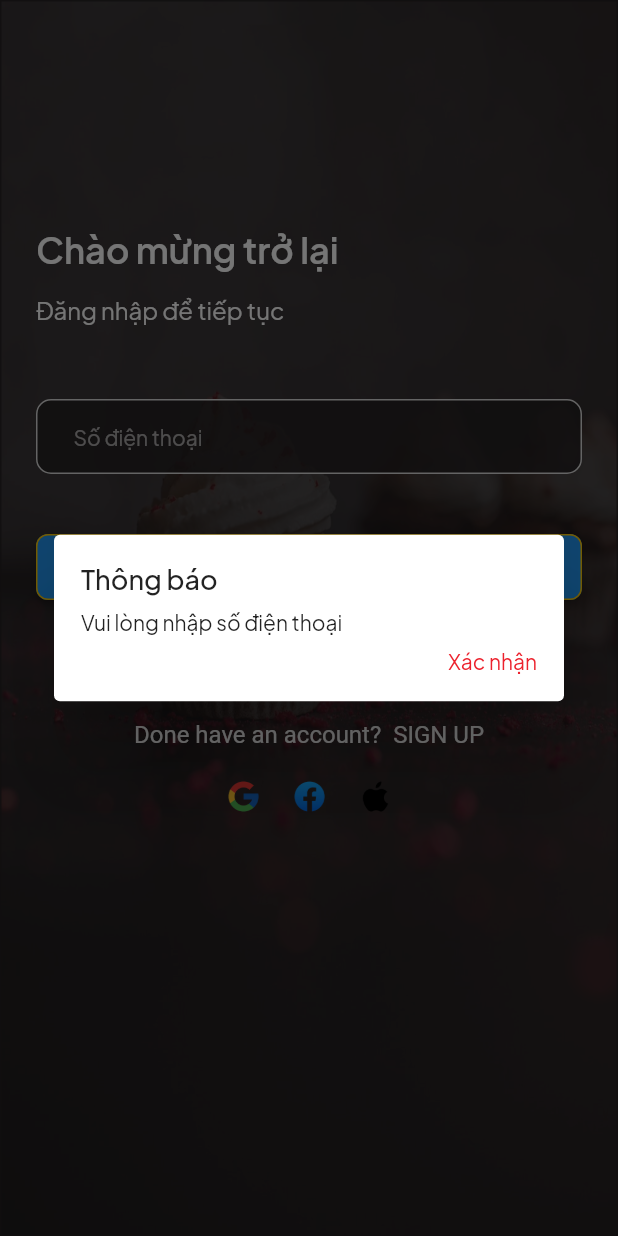
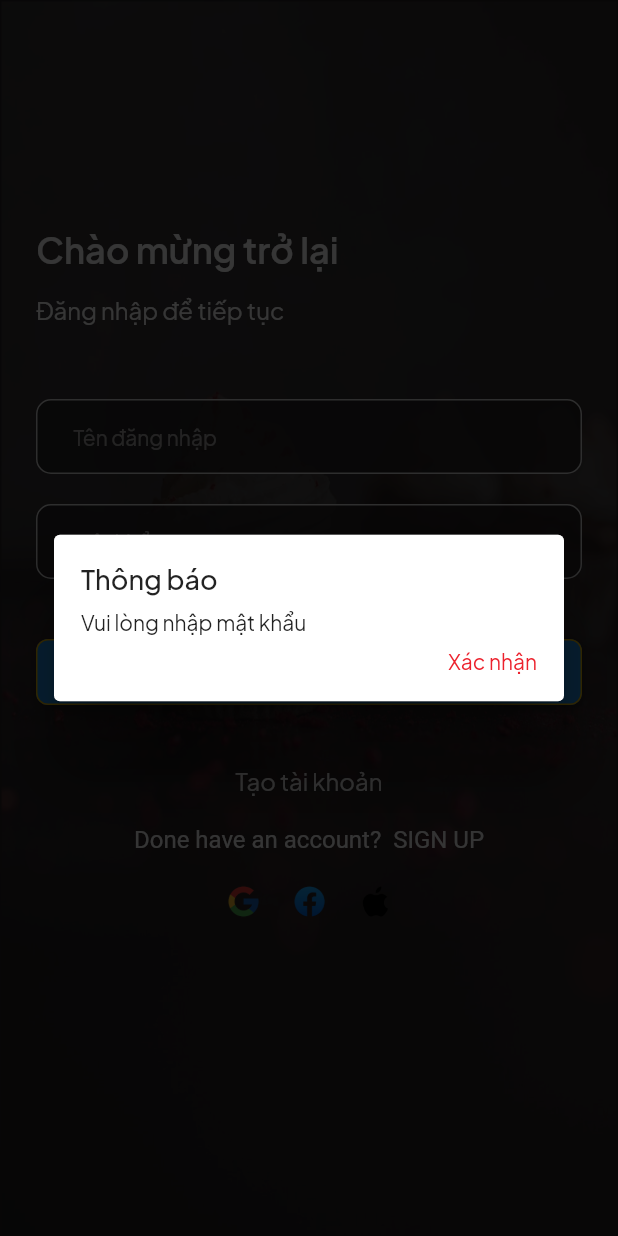
Before and after one commit to tiendvth/shop_cake_project, a Flutter app: the Login screen opened directly, after a tap on "Tiếp tục", on a phone screen of 412 x 824 dp. Run offline on Flutter 3.47's test engine with Material 2 defaults, Android fonts, the phone set to English and light mode, and no system bars; our stand-ins replace bloc, dio, dropdown_button2, easy_localization, equatable, firebase_auth and 12 more; accounts and stored records are empty.

Commit message:
DVT | Ghép api login.

```diff
--- a/shop_cake/lib/main.dart
+++ b/shop_cake/lib/main.dart
@@ -50,7 +50,7 @@ class _MyAppState extends State<MyApp> with MaterialAppMixin, LocalizationMixin,
 
   @override
   Widget get home => AuthConsumer(
-        isAuth: false,
+        isAuth: true,
         home: () => const AppHome(),
         login: () => const Login(
           openLogin: AuthenticationStatus.authenticated,
--- a/shop_cake/lib/src/login/ui/login.dart
+++ b/shop_cake/lib/src/login/ui/login.dart
@@ -1,4 +1,3 @@
-import 'dart:io';
 
 import 'package:common/common.dart';
 import 'package:flutter/material.dart';
@@ -11,7 +10,6 @@ import 'package:shop_cake/src/home_page/ui/home_page.dart';
 import 'package:shop_cake/src/login/bloc/authentication_cubit.dart';
 import 'package:shop_cake/src/login/bloc/login_google_cubit.dart';
 import 'package:shop_cake/src/login/repository/user_repository.dart';
-import 'package:shop_cake/src/login/ui/otp_page.dart';
 import 'package:shop_cake/src/login/ui/register.dart';
 import 'package:shop_cake/utils/utils.dart';
 import 'package:shop_cake/widgets/c_button.dart';
@@ -33,7 +31,8 @@ class Login extends StatefulWidget {
 class _LoginState extends State<Login> {
   final _authenticationCubit = AuthenticationCubit();
   final userRepository = UserRepositoryImpl();
-  final phoneController = TextEditingController();
+  final usernameController = TextEditingController();
+  final passwordController = TextEditingController();
   late bool effectLoading;
 
   @override
@@ -44,7 +43,8 @@ class _LoginState extends State<Login> {
 
   @override
   void dispose() {
-    phoneController.dispose();
+    usernameController.dispose();
+    passwordController.dispose();
     super.dispose();
   }
 
@@ -96,9 +96,19 @@ class _LoginState extends State<Login> {
                     50.spaceHeight,
                     CTextFormField(
                       backgroundColor: FontColor.colorText231F20.withOpacity(0.8),
-                      hintText: 'Số điện thoại',
-                      controller: phoneController,
-                      textInputType: const TextInputType.numberWithOptions(),
+                      hintText: 'Tên đăng nhập',
+                      controller: usernameController,
+                      onComplete: () {
+                        //FocusManager.instance.primaryFocus?.dispose();
+                      },
+                      contentPadding: const EdgeInsets.only(top: 12, bottom: 12, left: 24),
+                    ),
+                    20.spaceHeight,
+                    CTextFormField(
+                      obscureText: true,
+                      backgroundColor: FontColor.colorText231F20.withOpacity(0.8),
+                      hintText: 'Mật khẩu',
+                      controller: passwordController,
                       onComplete: () {
                         //FocusManager.instance.primaryFocus?.dispose();
                       },
@@ -131,26 +141,31 @@ class _LoginState extends State<Login> {
                             checkLoading: effectLoading,
                             onPressed: () async {
                               // _authenticationCubit.login(emailController.text, pwdController.text, context);
-                              if (phoneController.text.split(' ').isEmpty) {
+                              if (usernameController.text.split(' ').isEmpty ) {
                                 showDialogMessage(context, 'Vui lòng nhập số điện thoại', checkBack: false);
-                              } else if (phoneController.text.isEmpty) {
+                              } else if (usernameController.text.isEmpty) {
                                 showDialogMessage(context, 'Vui lòng nhập số điện thoại', checkBack: false);
-                              } else if (phoneController.text.split(' ').length > 9 && phoneController.text.split(' ').length < 11) {
-                                showDialogMessage(context, 'Vui lòng nhập đúng định dạng số điện thoại', checkBack: false);
-                              } else {
-                                final phoneString = phoneController.text.replaceFirst("0", "+84");
+                              }
+                              if (passwordController.text.isEmpty) {
+                                showDialogMessage(context, 'Vui lòng nhập mật khẩu', checkBack: false);
+                              }
+                              // else if (usernameController.text.split(' ').length > 9 && usernameController.text.split(' ').length < 11) {
+                              //   showDialogMessage(context, 'Vui lòng nhập đúng định dạng số điện thoại', checkBack: false);
+                              // }
+                              else {
+                                final usernameString = usernameController.text;
+                                final passwordString = passwordController.text;
                                 try {
                                   showLoading(context);
-                                  final result = await userRepository.login(phoneString);
+                                  final result = await userRepository.login(usernameString, passwordString);
 
                                   closeLoading(context);
                                   if ((result as Response).statusCode == 200) {
                                     // ignore: use_build_context_synchronously
                                     NavigatorManager.push(
                                         context,
-                                        OtpPage(
-                                          phone: phoneString,
-                                          loginBoolean: true,
+                                        HomePage(
+                                          openLogin: widget.openLogin,
                                         ));
                                   }
                                 } catch (error) {
@@ -164,7 +179,7 @@ class _LoginState extends State<Login> {
                     40.spaceHeight,
                     GestureDetector(
                       onTap: () {
-                        NavigatorManager.push(context, Register());
+                        NavigatorManager.push(context, const Register());
                       },
                       child: Center(
                         child: Text(
```
Also changed, not shown: shop_cake/lib/src/login/repository/user_repository.dart (+29 -14 lines), shop_cake/lib/src/login/ui/register.dart (+166 -70 lines).
